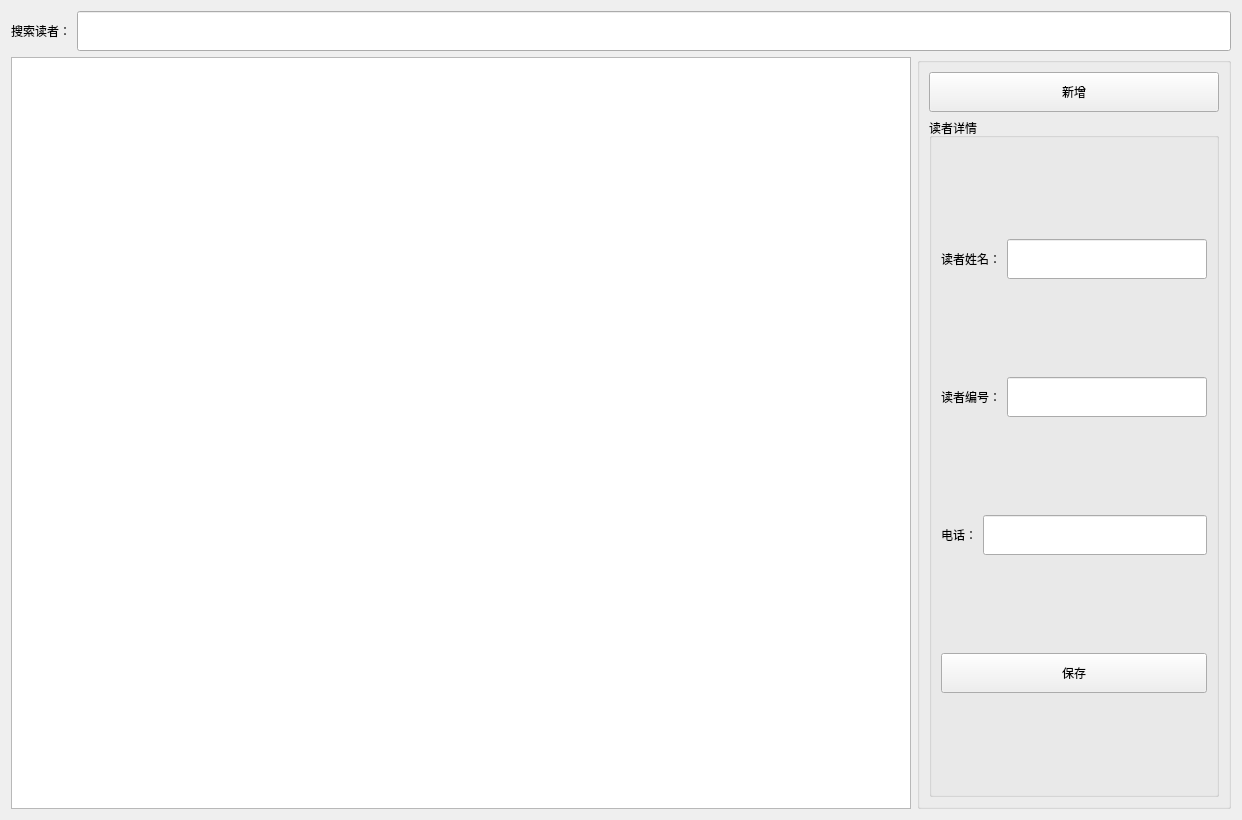
First picture: the form in src/EditReaderForm.ui, repository zhiweij1/LibrarySystem, before the edit.
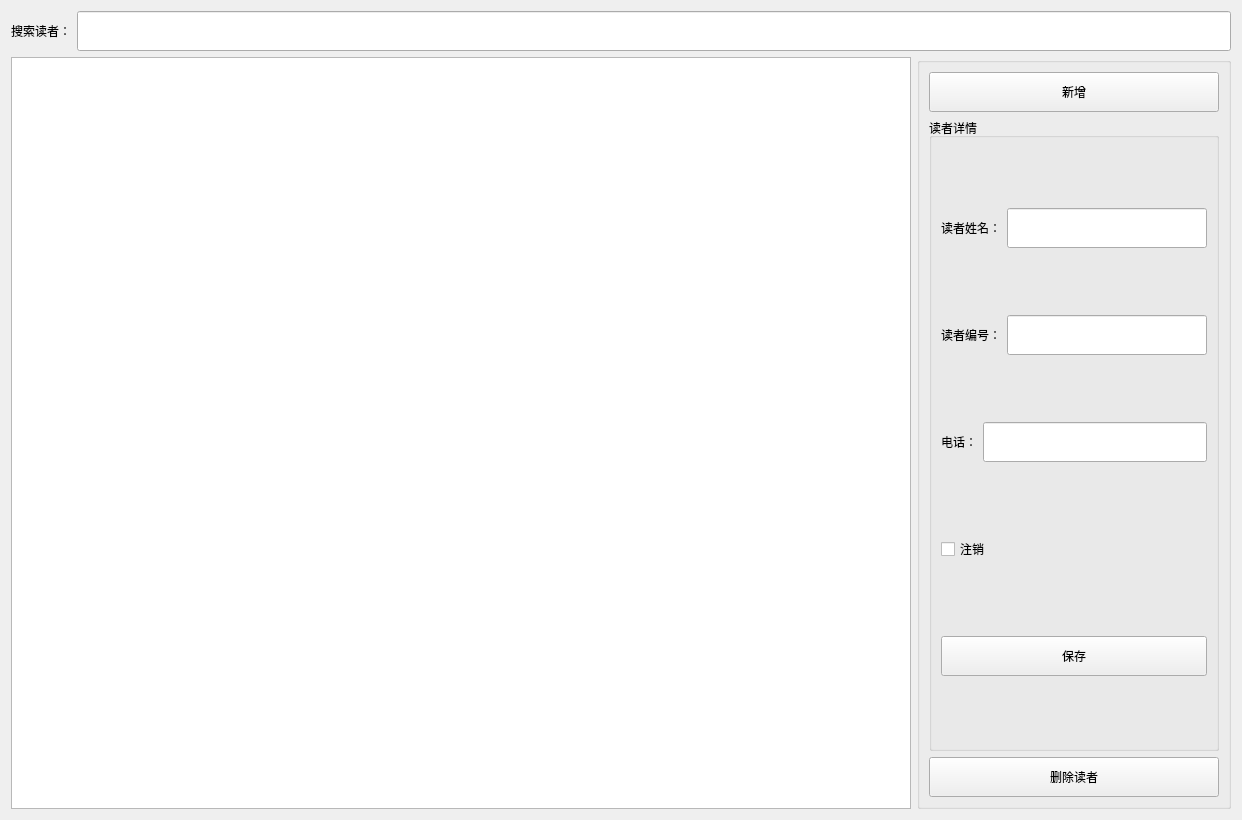
Second picture: the form after the edit.

The edit to the form file:
```diff
--- a/src/EditReaderForm.ui
+++ b/src/EditReaderForm.ui
@@ -162,6 +162,23 @@
              </item>
             </layout>
            </item>
+           <item>
+            <layout class="QHBoxLayout" name="horizontalLayout_3">
+             <item>
+              <widget class="QCheckBox" name="InactiveCheckBox">
+               <property name="minimumSize">
+                <size>
+                 <width>0</width>
+                 <height>40</height>
+                </size>
+               </property>
+               <property name="text">
+                <string>注销</string>
+               </property>
+              </widget>
+             </item>
+            </layout>
+           </item>
            <item>
             <layout class="QHBoxLayout" name="horizontalLayout_2">
              <item>
@@ -182,6 +199,19 @@
           </layout>
          </widget>
         </item>
+        <item>
+         <widget class="QPushButton" name="DeleteButton">
+          <property name="minimumSize">
+           <size>
+            <width>0</width>
+            <height>40</height>
+           </size>
+          </property>
+          <property name="text">
+           <string>删除读者</string>
+          </property>
+         </widget>
+        </item>
        </layout>
       </widget>
      </item>
```
